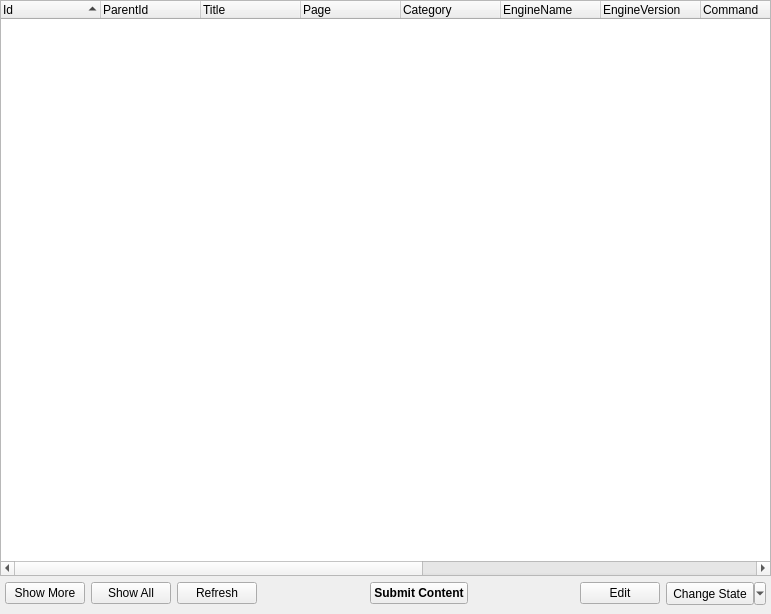
Qt form BaseClient/Source/ManageContentWidget.ui (WorksAhead/Base) before a commit.
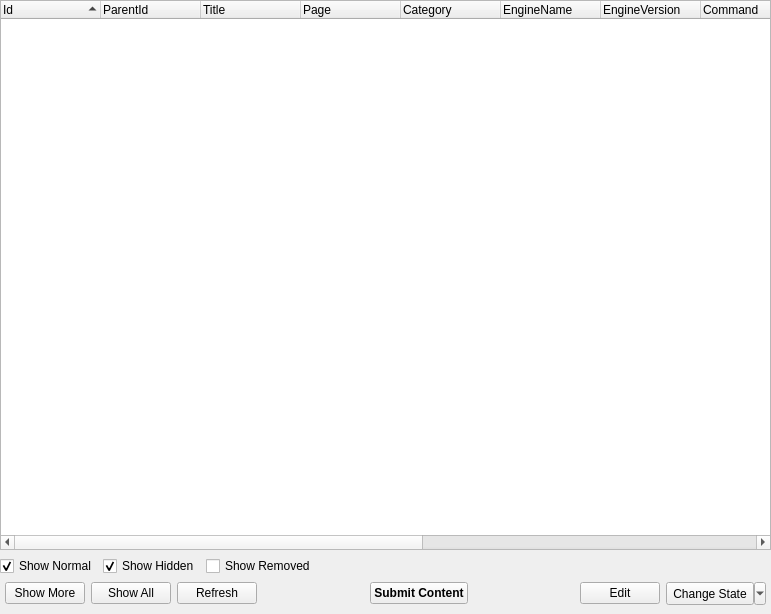
The same form after that commit.

Commit message: 提交内容的界面默认隐藏了 ParentId，Command 和 Working Directory 编辑框（按 F12 显示），编辑内容的界面不受影响。 管理内容的界面增加了过滤器。

Patch:
```diff
--- a/BaseClient/Source/ManageContentWidget.ui
+++ b/BaseClient/Source/ManageContentWidget.ui
@@ -115,6 +115,50 @@
      </column>
     </widget>
    </item>
+   <item>
+    <layout class="QHBoxLayout" name="horizontalLayout">
+     <item>
+      <widget class="QCheckBox" name="showNormalCheckBox">
+       <property name="text">
+        <string>Show Normal</string>
+       </property>
+       <property name="checked">
+        <bool>true</bool>
+       </property>
+      </widget>
+     </item>
+     <item>
+      <widget class="QCheckBox" name="showHiddenCheckBox">
+       <property name="text">
+        <string>Show Hidden</string>
+       </property>
+       <property name="checked">
+        <bool>true</bool>
+       </property>
+      </widget>
+     </item>
+     <item>
+      <widget class="QCheckBox" name="showRemovedCheckBox">
+       <property name="text">
+        <string>Show Removed</string>
+       </property>
+      </widget>
+     </item>
+     <item>
+      <spacer name="horizontalSpacer_2">
+       <property name="orientation">
+        <enum>Qt::Horizontal</enum>
+       </property>
+       <property name="sizeHint" stdset="0">
+        <size>
+         <width>40</width>
+         <height>20</height>
+        </size>
+       </property>
+      </spacer>
+     </item>
+    </layout>
+   </item>
    <item>
     <layout class="QHBoxLayout" name="horizontalLayout_4">
      <property name="leftMargin">
```
The commit also changes 4 other files.
